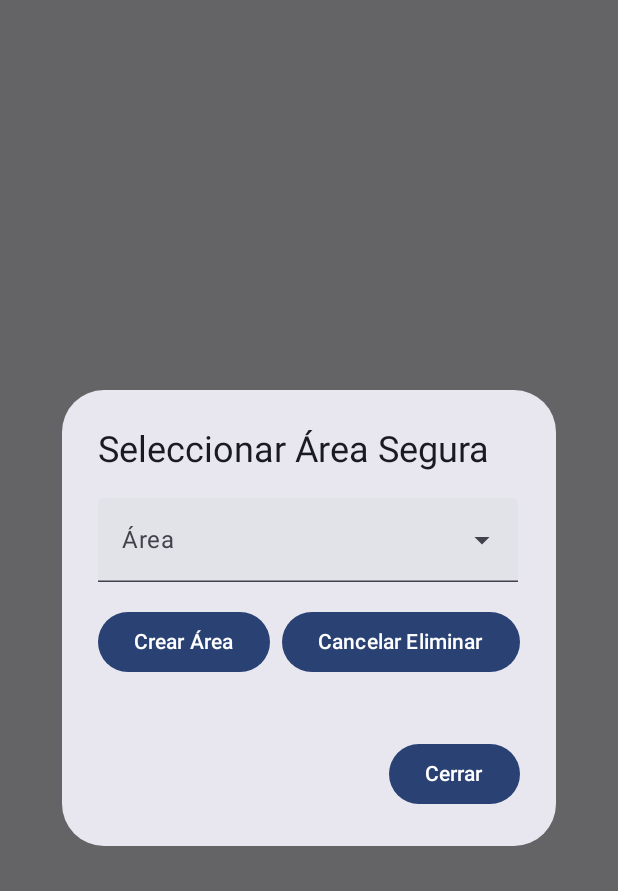
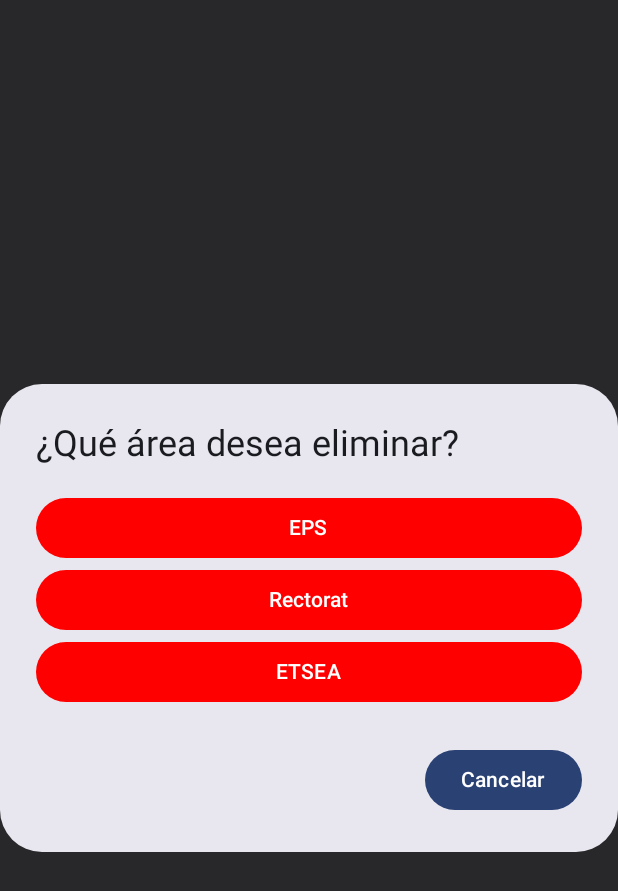
Before and after one commit to gdbogdan/apps2_practica, an Android app built with Jetpack Compose: the composable SeleccionarAreaSeguraDialog shown on its own in the app's theme, after a tap on "Eliminar Área", on a phone screen of 412 x 824 dp. Shown: the top 891 px of the screen. Run offline under Robolectric (Android 15) with nearby library versions, the phone set to English and light mode, and no system bars; our stand-ins replace livedata-compose.

Commit message:
Eliminar area funciona

```diff
--- a/app/src/main/java/com/example/inpath/screens/Propietario.kt
+++ b/app/src/main/java/com/example/inpath/screens/Propietario.kt
@@ -425,7 +425,7 @@ fun SeleccionarAreaSeguraDialog(
     var areaSeleccionada by remember { mutableStateOf<AreaSegura?>(null) }
     var mostrarCrearAreaDialog by remember { mutableStateOf(false) }
     var areaAEliminar by remember { mutableStateOf<AreaSegura?>(null) }
-    var modoEliminarArea by remember { mutableStateOf(false) } // Nuevo estado
+    var mostrarDialogoEliminarAreas by remember { mutableStateOf(false) }
 
     AlertDialog(
         onDismissRequest = onDismiss,
@@ -468,8 +468,8 @@ fun SeleccionarAreaSeguraDialog(
                     Button(onClick = { mostrarCrearAreaDialog = true }) {
                         Text("Crear Área")
                     }
-                    Button(onClick = { modoEliminarArea = !modoEliminarArea }) {
-                        Text(if (modoEliminarArea) "Cancelar Eliminar" else "Eliminar Área")
+                    Button(onClick = { mostrarDialogoEliminarAreas = true }) {
+                        Text("Eliminar Área")
                     }
                 }
                 Spacer(modifier = Modifier.height(16.dp))
@@ -506,30 +506,59 @@ fun SeleccionarAreaSeguraDialog(
         )
     }
 
-    if (modoEliminarArea && areaSeleccionada != null) {
+    if (mostrarDialogoEliminarAreas) {
         AlertDialog(
-            onDismissRequest = { modoEliminarArea = false },
-            title = {
-                Text(
-                    text = "Eliminar área ${areaSeleccionada?.nombre ?: ""}",
-                    maxLines = 1,
-                    overflow = TextOverflow.Ellipsis
-                )
+            onDismissRequest = { mostrarDialogoEliminarAreas = false },
+            title = { Text("¿Qué área desea eliminar?") },
+            text = {
+                Column {
+                    areas.forEach { area ->
+                        Row(
+                            horizontalArrangement = Arrangement.Center,
+                            modifier = Modifier.fillMaxWidth()
+                        ) {
+                            Button(
+                                onClick = { areaAEliminar = area },
+                                modifier = Modifier.fillMaxWidth(),
+                                colors = ButtonDefaults.buttonColors(containerColor = Color.Red) // Fondo rojo
+
+                            ) {
+                                Text(area.nombre)
+                            }
+                        }
+                    }
+                }
             },
+            confirmButton = {
+                Button(onClick = { mostrarDialogoEliminarAreas = false }) {
+                    Text("Cancelar")
+                }
+            }
+        )
+    }
+
+    if (areaAEliminar != null) {
+        AlertDialog(
+            onDismissRequest = { areaAEliminar = null },
+            title = { Text("Eliminar área ${areaAEliminar?.nombre ?: ""}") },
             text = { Text("¿Estás seguro de que quieres eliminar esta área? Esta acción no se puede deshacer.") },
             confirmButton = {
                 Button(onClick = {
-                    viewModel.eliminarAreaSegura(areaSeleccionada!!)
-                    scope.launch {
-                        snackbarHostState.showSnackbar("Área ${areaSeleccionada!!.nombre} eliminada correctamente")
+                    if (areaAEliminar != null) {
+                        val nombreArea = areaAEliminar!!.nombre  // Guardamos el nombre antes de anular la referencia
+                        viewModel.eliminarAreaSegura(areaAEliminar!!)
+                        areaAEliminar = null  // Ahora sí lo anulamos
+
+                        scope.launch {
+                            snackbarHostState.showSnackbar("Área $nombreArea eliminada correctamente")
+                        }
                     }
-                    modoEliminarArea = false
                 }) {
                     Text("Eliminar")
                 }
             },
             dismissButton = {
-                Button(onClick = { modoEliminarArea = false }) {
+                Button(onClick = { areaAEliminar = null }) {
                     Text("Cancelar")
                 }
             }
```
Also changed, not shown: app/src/main/java/com/example/inpath/screens/PropietarioViewModel.kt (+9 -2 lines).
